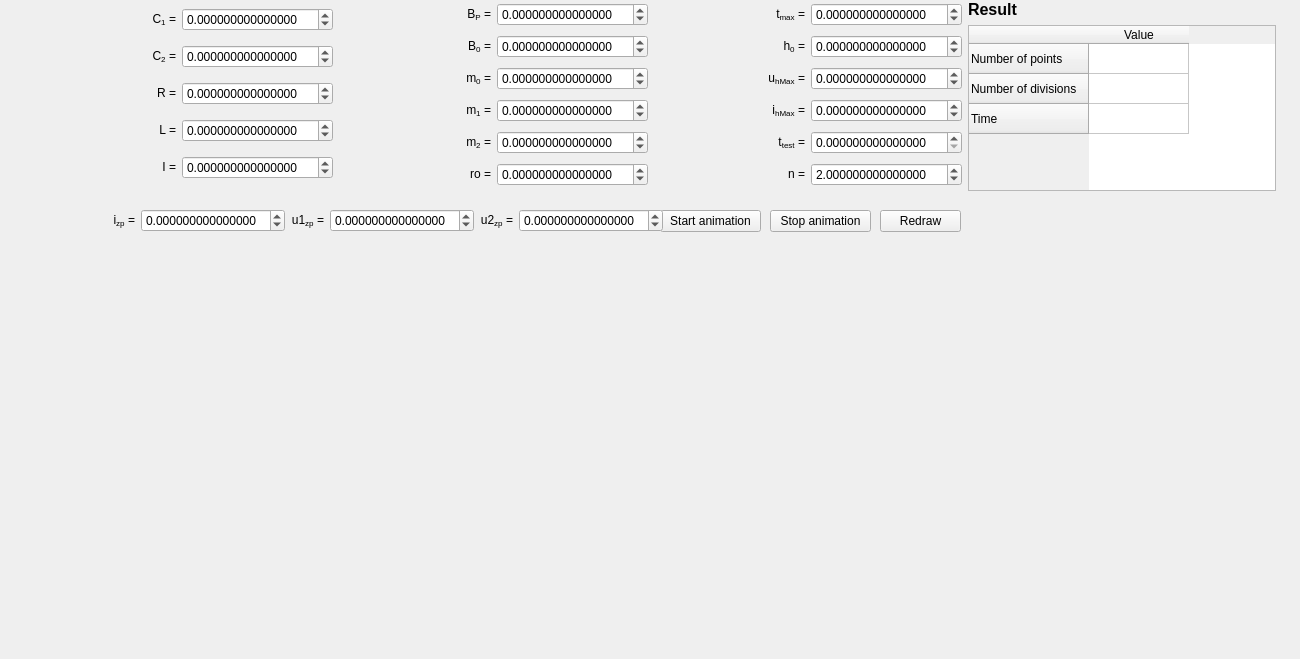
Before: the Qt Designer form widgets/trajectorywidget.ui in zsolt-racz/chua-trajectory-visualiser, drawn with Qt 5.
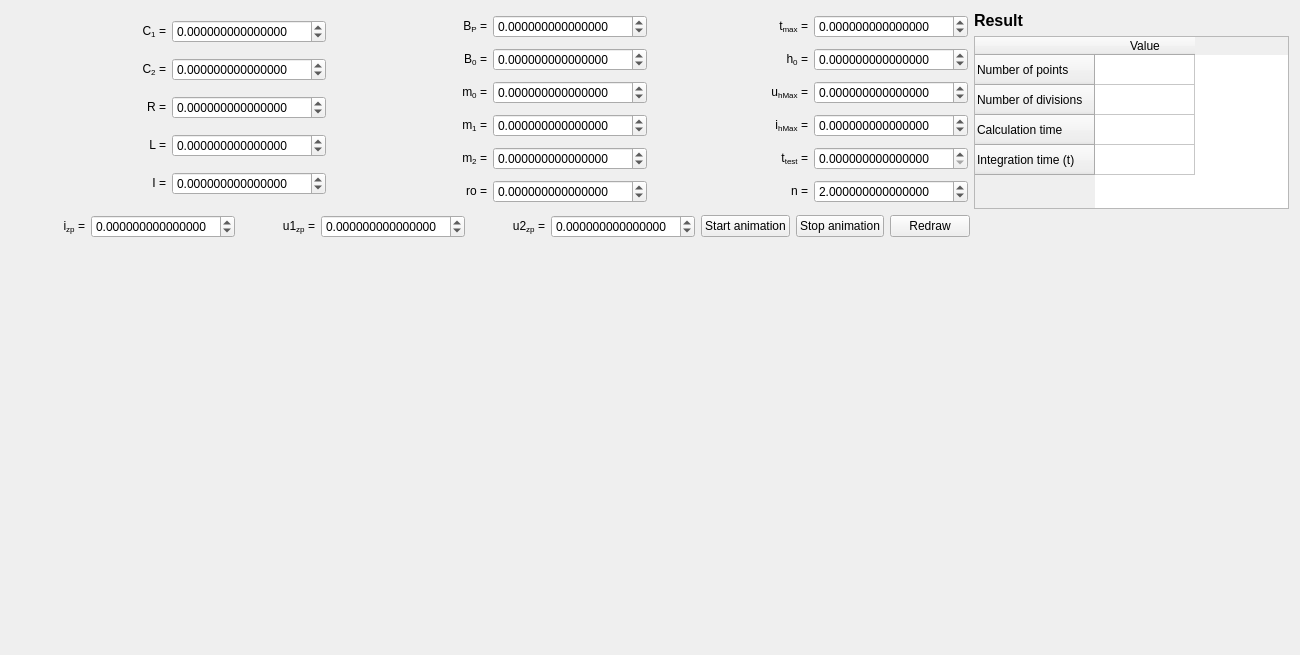
After: the same form once the commit is applied. Custom widgets are drawn as their Qt base class.

Diff of the .ui file:
```diff
--- a/widgets/trajectorywidget.ui
+++ b/widgets/trajectorywidget.ui
@@ -7,77 +7,20 @@
     <x>0</x>
     <y>0</y>
     <width>1300</width>
-    <height>659</height>
+    <height>655</height>
    </rect>
   </property>
+  <property name="sizePolicy">
+   <sizepolicy hsizetype="Expanding" vsizetype="Preferred">
+    <horstretch>0</horstretch>
+    <verstretch>0</verstretch>
+   </sizepolicy>
+  </property>
   <property name="windowTitle">
    <string>Form</string>
   </property>
-  <widget class="QCustomPlot" name="plot_u1u2" native="true">
-   <property name="geometry">
-    <rect>
-     <x>880</x>
-     <y>250</y>
-     <width>400</width>
-     <height>400</height>
-    </rect>
-   </property>
-  </widget>
-  <widget class="QCustomPlot" name="plot_iu2" native="true">
-   <property name="geometry">
-    <rect>
-     <x>455</x>
-     <y>250</y>
-     <width>400</width>
-     <height>400</height>
-    </rect>
-   </property>
-  </widget>
-  <widget class="QCustomPlot" name="plot_iu1" native="true">
-   <property name="geometry">
-    <rect>
-     <x>30</x>
-     <y>250</y>
-     <width>400</width>
-     <height>400</height>
-    </rect>
-   </property>
-  </widget>
-  <widget class="QPushButton" name="button_animate">
-   <property name="geometry">
-    <rect>
-     <x>660</x>
-     <y>210</y>
-     <width>101</width>
-     <height>22</height>
-    </rect>
-   </property>
-   <property name="text">
-    <string>Start animation</string>
-   </property>
-  </widget>
-  <widget class="QPushButton" name="button_calculate">
-   <property name="geometry">
-    <rect>
-     <x>880</x>
-     <y>210</y>
-     <width>81</width>
-     <height>22</height>
-    </rect>
-   </property>
-   <property name="text">
-    <string>Redraw</string>
-   </property>
-  </widget>
-  <widget class="QWidget" name="horizontalLayoutWidget_14">
-   <property name="geometry">
-    <rect>
-     <x>25</x>
-     <y>0</y>
-     <width>1251</width>
-     <height>191</height>
-    </rect>
-   </property>
+  <layout class="QVBoxLayout" name="verticalLayout_5">
+   <item>
    <layout class="QHBoxLayout" name="horizontalLayout_19">
     <item>
      <layout class="QVBoxLayout" name="verticalLayout_2">
@@ -517,7 +460,7 @@
       <item>
        <widget class="QTableWidget" name="resultTable">
         <property name="sizePolicy">
-         <sizepolicy hsizetype="Minimum" vsizetype="Expanding">
+          <sizepolicy hsizetype="Preferred" vsizetype="Preferred">
           <horstretch>0</horstretch>
           <verstretch>0</verstretch>
          </sizepolicy>
@@ -540,7 +483,12 @@
         </row>
         <row>
          <property name="text">
-          <string>Time</string>
+           <string>Calculation time</string>
+          </property>
+         </row>
+         <row>
+          <property name="text">
+           <string>Integration time (t)</string>
          </property>
         </row>
         <column>
@@ -553,19 +501,17 @@
      </layout>
     </item>
    </layout>
-  </widget>
-  <widget class="QWidget" name="horizontalLayoutWidget">
-   <property name="geometry">
-    <rect>
-     <x>25</x>
-     <y>200</y>
-     <width>638</width>
-     <height>41</height>
-    </rect>
-   </property>
-   <layout class="QHBoxLayout" name="horizontalLayout_14">
+   </item>
     <item>
-     <layout class="QHBoxLayout" name="horizontalLayout_16">
+    <layout class="QHBoxLayout" name="horizontalLayout_14" stretch="3,1">
+     <item>
+      <layout class="QHBoxLayout" name="horizontalLayout_16" stretch="0,0,0,0,0,0,0">
+       <property name="spacing">
+        <number>6</number>
+       </property>
+       <property name="rightMargin">
+        <number>0</number>
+       </property>
       <item>
        <widget class="QLabel" name="label_14">
         <property name="text">
@@ -587,8 +533,6 @@
        </widget>
       </item>
       <item>
-       <layout class="QHBoxLayout" name="horizontalLayout_17">
-        <item>
          <widget class="QLabel" name="label_15">
           <property name="text">
            <string>&lt;html&gt;&lt;head/&gt;&lt;body&gt;&lt;p align=&quot;right&quot;&gt;u1&lt;span style=&quot; vertical-align:sub;&quot;&gt;zp&lt;/span&gt; =&lt;/p&gt;&lt;/body&gt;&lt;/html&gt;</string>
@@ -609,8 +553,6 @@
          </widget>
         </item>
         <item>
-         <layout class="QHBoxLayout" name="horizontalLayout_18">
-          <item>
            <widget class="QLabel" name="label_16">
             <property name="text">
              <string>&lt;html&gt;&lt;head/&gt;&lt;body&gt;&lt;p align=&quot;right&quot;&gt;u2&lt;span style=&quot; vertical-align:sub;&quot;&gt;zp&lt;/span&gt; =&lt;/p&gt;&lt;/body&gt;&lt;/html&gt;</string>
@@ -630,27 +572,105 @@
             </property>
            </widget>
           </item>
-         </layout>
-        </item>
-       </layout>
-      </item>
-     </layout>
-    </item>
-   </layout>
-  </widget>
+       <item>
+        <layout class="QHBoxLayout" name="horizontalLayout_17">
+         <item>
+          <widget class="QPushButton" name="button_animate">
+           <property name="text">
+            <string>Start animation</string>
+           </property>
+          </widget>
+         </item>
+         <item>
   <widget class="QPushButton" name="button_animate_stop">
-   <property name="geometry">
-    <rect>
-     <x>770</x>
-     <y>210</y>
-     <width>101</width>
-     <height>22</height>
-    </rect>
-   </property>
    <property name="text">
     <string>Stop animation</string>
    </property>
   </widget>
+         </item>
+         <item>
+          <widget class="QPushButton" name="button_calculate">
+           <property name="text">
+            <string>Redraw</string>
+           </property>
+          </widget>
+         </item>
+        </layout>
+       </item>
+      </layout>
+     </item>
+     <item>
+      <layout class="QHBoxLayout" name="horizontalLayout_18">
+       <item>
+        <spacer name="horizontalSpacer">
+         <property name="orientation">
+          <enum>Qt::Horizontal</enum>
+         </property>
+         <property name="sizeHint" stdset="0">
+          <size>
+           <width>40</width>
+           <height>20</height>
+          </size>
+         </property>
+        </spacer>
+       </item>
+      </layout>
+     </item>
+    </layout>
+   </item>
+   <item>
+    <layout class="QHBoxLayout" name="horizontalLayout_22" stretch="0,0,0">
+     <item>
+      <widget class="QCustomPlot" name="plot_iu1" native="true">
+       <property name="sizePolicy">
+        <sizepolicy hsizetype="MinimumExpanding" vsizetype="MinimumExpanding">
+         <horstretch>0</horstretch>
+         <verstretch>0</verstretch>
+        </sizepolicy>
+       </property>
+       <property name="minimumSize">
+        <size>
+         <width>400</width>
+         <height>400</height>
+        </size>
+       </property>
+      </widget>
+     </item>
+     <item>
+      <widget class="QCustomPlot" name="plot_iu2" native="true">
+       <property name="sizePolicy">
+        <sizepolicy hsizetype="MinimumExpanding" vsizetype="MinimumExpanding">
+         <horstretch>0</horstretch>
+         <verstretch>0</verstretch>
+        </sizepolicy>
+       </property>
+       <property name="minimumSize">
+        <size>
+         <width>400</width>
+         <height>400</height>
+        </size>
+       </property>
+      </widget>
+     </item>
+     <item>
+      <widget class="QCustomPlot" name="plot_u1u2" native="true">
+       <property name="sizePolicy">
+        <sizepolicy hsizetype="MinimumExpanding" vsizetype="MinimumExpanding">
+         <horstretch>0</horstretch>
+         <verstretch>0</verstretch>
+        </sizepolicy>
+       </property>
+       <property name="minimumSize">
+        <size>
+         <width>400</width>
+         <height>400</height>
+        </size>
+       </property>
+      </widget>
+     </item>
+    </layout>
+   </item>
+  </layout>
  </widget>
  <customwidgets>
   <customwidget>
```
Lines whose indentation alone changed are shown as unchanged.
